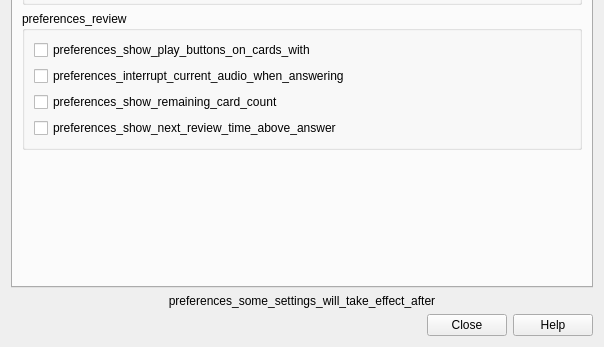
First picture: the form in qt/aqt/forms/preferences.ui, repository ankitects/anki, before the edit; both pictures show x 0 to 604 and y 291 to 638 of the 604 by 638 pixel window.
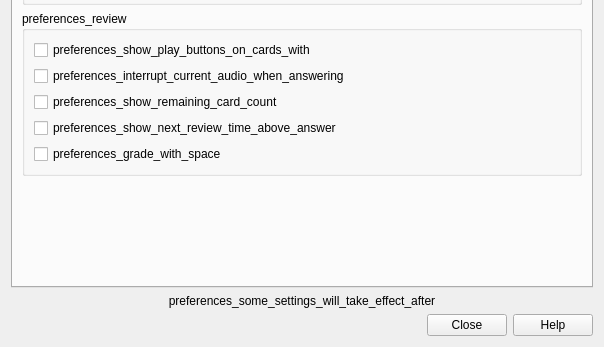
Second picture: the form after the edit. The open tabs and pages were chosen to show the change.

Commit message: add a new setting: grade with space

```diff
--- a/qt/aqt/forms/preferences.ui
+++ b/qt/aqt/forms/preferences.ui
@@ -456,6 +456,19 @@
             </property>
            </widget>
           </item>
+          <item>
+            <widget class="QCheckBox" name="grade_with_space">
+             <property name="sizePolicy">
+              <sizepolicy hsizetype="Fixed" vsizetype="Fixed">
+               <horstretch>0</horstretch>
+               <verstretch>0</verstretch>
+              </sizepolicy>
+             </property>
+             <property name="text">
+              <string>preferences_grade_with_space</string>
+             </property>
+            </widget>
+           </item>
          </layout>
         </widget>
        </item>
```
Left out of the diff: 1 changed line with no effect on the pictures. The commit also changes 4 other files.
